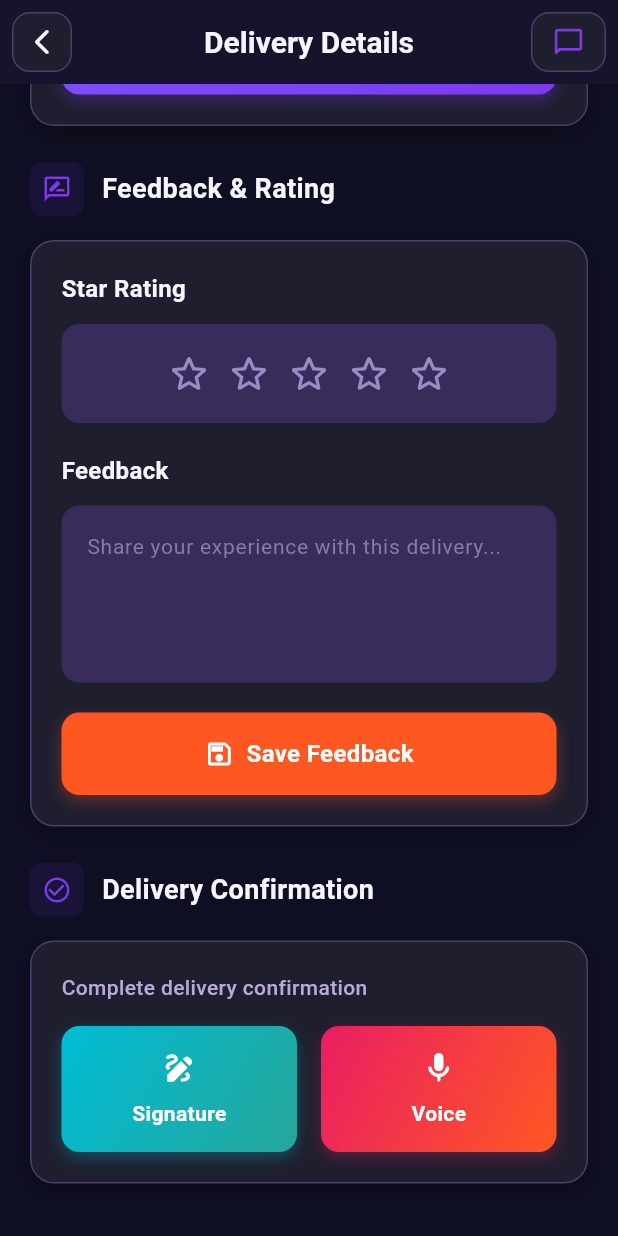
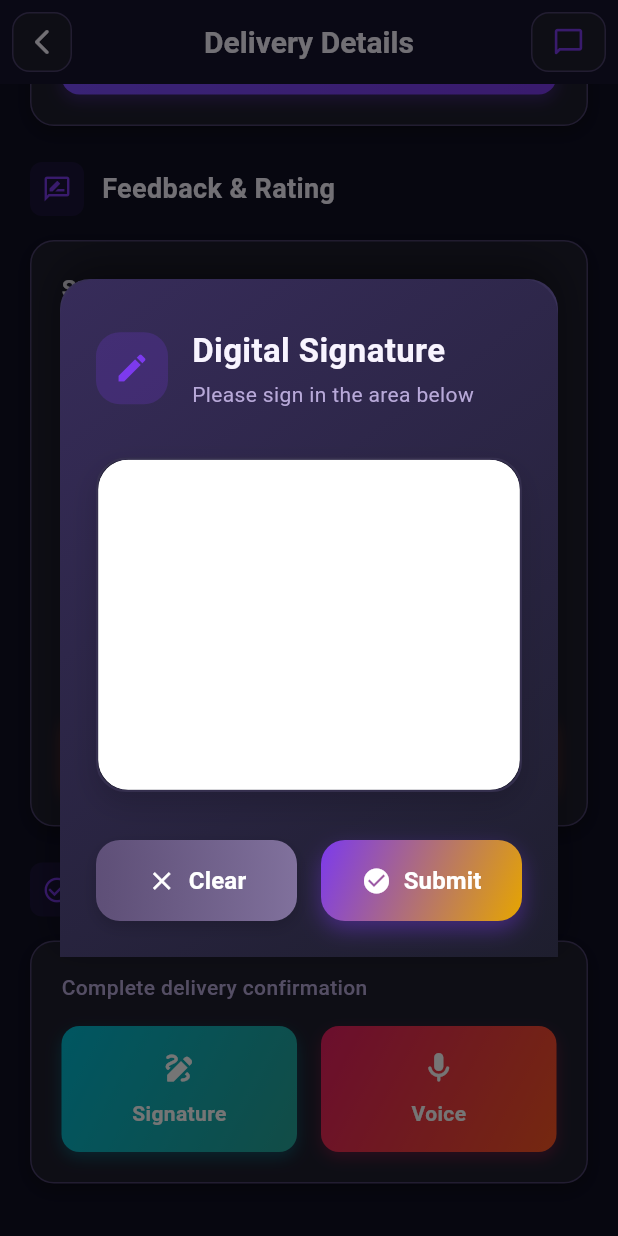
Before and after one commit to kusha2000/DeliveryNow_app, a Flutter app: the OneDeliveryDetailScreen screen opened directly with empty values, scrolled down 576 dp, after a tap on "Signature", on a phone screen of 412 x 824 dp. Run offline on Flutter 3.47's test engine with Material 3 defaults, Android fonts, the phone set to English and light mode, and no system bars; drawn by our look-alikes of signature; our stand-ins replace cloud_firestore, firebase_auth, firebase_core, fl_chart, flutter_dotenv, flutter_image_compress and 7 more; missing offline and left inert: flutter_polyline_points, flutter_sound, mailer, record; accounts and stored records are empty.

Commit message:
Create the Signature pad in the Customer

```diff
--- a/lib/screens/Customer/one_delivery_details_screnn.dart
+++ b/lib/screens/Customer/one_delivery_details_screnn.dart
@@ -3,6 +3,7 @@
 import 'dart:async';
 import 'package:delivery_now_app/screens/Customer/packageQualityScreen.dart';
 import 'package:delivery_now_app/screens/Customer/voiceFeedback.dart';
+import 'package:delivery_now_app/screens/Customer/widgets/signature_pad.dart';
 import 'package:delivery_now_app/utils/show_toast.dart';
 import 'package:flutter/material.dart';
 import 'package:delivery_now_app/services/firebase_services.dart';
@@ -126,6 +127,39 @@ class _OneDeliveryDetailScreenState extends State<OneDeliveryDetailScreen> {
     }
   }
 
+  Future<void> _saveSignature(String signatureBase64) async {
+    if (_selectedDelivery == null) return;
+
+    try {
+      await _firebaseServices.updateDeliverySignature(
+        deliveryId: _selectedDelivery!.id,
+        signatureBase64: signatureBase64,
+      );
+
+      showToast('Signature saved successfully', AppColors.successColor);
+    } catch (e) {
+      showToast('Error saving signature: $e', AppColors.errorColor);
+    }
+  }
+
+  Future<void> _showSignatureDialog() async {
+    final signature = await showDialog<String>(
+      context: context,
+      builder: (context) => Dialog(
+        backgroundColor: AppColors.modalColor,
+        shape: RoundedRectangleBorder(borderRadius: BorderRadius.circular(20)),
+        child: CustomerSignaturePad(
+          onSave: (signature) => Navigator.pop(context, signature),
+          existingSignature: _selectedDelivery?.signature,
+        ),
+      ),
+    );
+
+    if (signature != null) {
+      await _saveSignature(signature);
+    }
+  }
+
   Future<void> _saveTextFeedback() async {
     if (_selectedDelivery == null) return;
 
@@ -232,8 +266,6 @@ class _OneDeliveryDetailScreenState extends State<OneDeliveryDetailScreen> {
                 );
                 return;
               }
-
-
             },
           ),
         ),
@@ -716,7 +748,7 @@ class _OneDeliveryDetailScreenState extends State<OneDeliveryDetailScreen> {
                     color: Colors.transparent,
                     child: InkWell(
                       borderRadius: BorderRadius.circular(12),
-                      onTap: (){},
+                      onTap: _showSignatureDialog,
                       child: Padding(
                         padding: const EdgeInsets.symmetric(vertical: 16),
                         child: Column(
--- /dev/null
+++ b/lib/screens/Customer/widgets/signature_pad.dart
@@ -0,0 +1,293 @@
+import 'package:delivery_now_app/utils/show_toast.dart';
+import 'package:flutter/material.dart';
+import 'package:signature/signature.dart';
+import 'package:delivery_now_app/utils/colors.dart';
+import 'dart:convert';
+import 'dart:typed_data';
+
+class CustomerSignaturePad extends StatefulWidget {
+  final Function(String) onSave;
+  final String? existingSignature;
+
+  const CustomerSignaturePad({
+    super.key,
+    required this.onSave,
+    this.existingSignature,
+  });
+
+  @override
+  _CustomerSignaturePadState createState() => _CustomerSignaturePadState();
+}
+
+class _CustomerSignaturePadState extends State<CustomerSignaturePad> {
+  final SignatureController _controller = SignatureController(
+    penStrokeWidth: 4,
+    penColor: Colors.black,
+  );
+
+  bool _isShowingExisting = false;
+
+  @override
+  void initState() {
+    super.initState();
+    // Check if we have an existing signature to display
+    if (widget.existingSignature != null &&
+        widget.existingSignature!.isNotEmpty) {
+      _isShowingExisting = true;
+    }
+  }
+
+  @override
+  void dispose() {
+    _controller.dispose();
+    super.dispose();
+  }
+
+  Future<void> _saveSignature() async {
+    if (_isShowingExisting && widget.existingSignature != null) {
+      widget.onSave(widget.existingSignature!);
+      Navigator.pop(context, widget.existingSignature);
+      return;
+    }
+
+    if (_controller.isEmpty) {
+      showToast('Please provide a signature first', AppColors.errorColor);
+      return;
+    }
+
+    final Uint8List? data = await _controller.toPngBytes();
+    if (data != null) {
+      final String base64Image = base64Encode(data);
+      widget.onSave(base64Image);
+      showToast('Signature Added Successfully', AppColors.successColor);
+    }
+  }
+
+  void _clearAndStartNew() {
+    setState(() {
+      _isShowingExisting = false;
+      _controller.clear();
+    });
+  }
+
+  @override
+  Widget build(BuildContext context) {
+    return Container(
+      decoration: BoxDecoration(
+        gradient: AppColors.cardGradient,
+        borderRadius: const BorderRadius.vertical(top: Radius.circular(24)),
+        boxShadow: [
+          BoxShadow(
+            color: AppColors.shadowColor,
+            blurRadius: 20,
+            offset: const Offset(0, -10),
+          ),
+        ],
+      ),
+      padding: const EdgeInsets.fromLTRB(24, 32, 24, 24),
+      child: Column(
+        mainAxisSize: MainAxisSize.min,
+        children: [
+          // Modern header with icon and title
+          Row(
+            children: [
+              Container(
+                padding: const EdgeInsets.all(12),
+                decoration: BoxDecoration(
+                  color: AppColors.primaryColor.withOpacity(0.2),
+                  borderRadius: BorderRadius.circular(16),
+                ),
+                child: Icon(
+                  _isShowingExisting ? Icons.preview : Icons.edit,
+                  color: AppColors.primaryColor,
+                  size: 24,
+                ),
+              ),
+              const SizedBox(width: 16),
+              Expanded(
+                child: Column(
+                  crossAxisAlignment: CrossAxisAlignment.start,
+                  children: [
+                    Text(
+                      _isShowingExisting
+                          ? 'Existing Signature'
+                          : 'Digital Signature',
+                      style: TextStyle(
+                        fontSize: 22,
+                        fontWeight: FontWeight.bold,
+                        color: AppColors.textPrimaryColor,
+                      ),
+                    ),
+                    const SizedBox(height: 4),
+                    Text(
+                      _isShowingExisting
+                          ? 'Your saved signature'
+                          : 'Please sign in the area below',
+                      style: TextStyle(
+                        fontSize: 14,
+                        color: AppColors.textSecondaryColor,
+                      ),
+                    ),
+                  ],
+                ),
+              ),
+            ],
+          ),
+          const SizedBox(height: 32),
+
+          // Modern signature container with glassmorphism effect
+          Container(
+            decoration: BoxDecoration(
+              color: AppColors.surfaceColor.withOpacity(0.8),
+              borderRadius: BorderRadius.circular(20),
+              border: Border.all(
+                color: AppColors.borderColor.withOpacity(0.5),
+                width: 1.5,
+              ),
+              boxShadow: [
+                BoxShadow(
+                  color: AppColors.lightShadowColor,
+                  blurRadius: 15,
+                  offset: const Offset(0, 8),
+                ),
+              ],
+            ),
+            child: ClipRRect(
+              borderRadius: BorderRadius.circular(20),
+              child: _isShowingExisting && widget.existingSignature != null
+                  ? Container(
+                      height: 220,
+                      width: double.infinity,
+                      color: AppColors.whiteColor,
+                      child: Image.memory(
+                        base64Decode(widget.existingSignature!),
+                        height: 220,
+                        fit: BoxFit.contain,
+                      ),
+                    )
+                  : Container(
+                      decoration: BoxDecoration(
+                        color: AppColors.whiteColor,
+                        borderRadius: BorderRadius.circular(20),
+                      ),
+                      child: Signature(
+                        controller: _controller,
+                        height: 220,
+                        backgroundColor: AppColors.whiteColor,
+                      ),
+                    ),
+            ),
+          ),
+          const SizedBox(height: 32),
+
+          // Modern action buttons
+          Row(
+            children: [
+              // Clear/New Signature Button
+              Expanded(
+                child: Container(
+                  height: 54,
+                  decoration: BoxDecoration(
+                    gradient: LinearGradient(
+                      colors: [
+                        AppColors.grey700.withOpacity(0.8),
+                        AppColors.grey600.withOpacity(0.9),
+                      ],
+                    ),
+                    borderRadius: BorderRadius.circular(16),
+                    boxShadow: [
+                      BoxShadow(
+                        color: AppColors.lightShadowColor,
+                        blurRadius: 8,
+                        offset: const Offset(0, 4),
+                      ),
+                    ],
+                  ),
+                  child: ElevatedButton(
+                    onPressed: _isShowingExisting
+                        ? _clearAndStartNew
+                        : _controller.clear,
+                    style: ElevatedButton.styleFrom(
+                      backgroundColor: Colors.transparent,
+                      shadowColor: Colors.transparent,
+                      shape: RoundedRectangleBorder(
+                        borderRadius: BorderRadius.circular(16),
+                      ),
+                    ),
+                    child: Row(
+                      mainAxisAlignment: MainAxisAlignment.center,
+                      children: [
+                        Icon(
+                          _isShowingExisting ? Icons.add : Icons.clear,
+                          color: AppColors.whiteColor,
+                          size: 20,
+                        ),
+                        const SizedBox(width: 8),
+                        Text(
+                          _isShowingExisting ? 'New' : 'Clear',
+                          style: const TextStyle(
+                            color: AppColors.whiteColor,
+                            fontSize: 16,
+                            fontWeight: FontWeight.w600,
+                          ),
+                        ),
+                      ],
+                    ),
+                  ),
+                ),
+              ),
+              const SizedBox(width: 16),
+
+              // Submit Button
+              Expanded(
+                child: Container(
+                  height: 54,
+                  decoration: BoxDecoration(
+                    gradient: AppColors.primaryGradient,
+                    borderRadius: BorderRadius.circular(16),
+                    boxShadow: [
+                      BoxShadow(
+                        color: AppColors.primaryColor.withOpacity(0.4),
+                        blurRadius: 12,
+                        offset: const Offset(0, 6),
+                      ),
+                    ],
+                  ),
+                  child: ElevatedButton(
+                    onPressed: _saveSignature,
+                    style: ElevatedButton.styleFrom(
+                      backgroundColor: Colors.transparent,
+                      shadowColor: Colors.transparent,
+                      shape: RoundedRectangleBorder(
+                        borderRadius: BorderRadius.circular(16),
+                      ),
+                    ),
+                    child: Row(
+                      mainAxisAlignment: MainAxisAlignment.center,
+                      children: [
+                        const Icon(
+                          Icons.check_circle,
+                          color: AppColors.whiteColor,
+                          size: 20,
+                        ),
+                        const SizedBox(width: 8),
+                        const Text(
+                          'Submit',
+                          style: TextStyle(
+                            color: AppColors.whiteColor,
+                            fontSize: 16,
+                            fontWeight: FontWeight.bold,
+                          ),
+                        ),
+                      ],
+                    ),
+                  ),
+                ),
+              ),
+            ],
+          ),
+        ],
+      ),
+    );
+  }
+}
```
